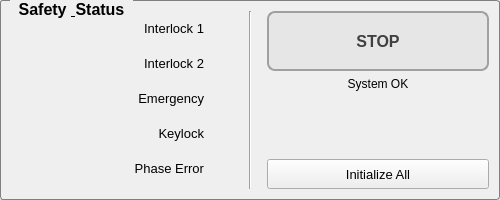
First picture: the form in flag_panel.ui, repository bulkanul/EVO_YFL_1064_GUI_coherent2, before the edit.
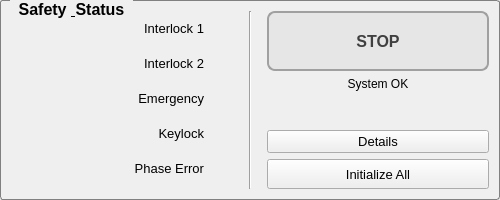
Second picture: the form after the edit. Icons and pictures are not drawn.

Commit message: add alaram_flags to flag_panel

```diff
--- a/flag_panel.ui
+++ b/flag_panel.ui
@@ -63,7 +63,6 @@
       <font>
        <family>Arial</family>
        <pointsize>12</pointsize>
-       <weight>75</weight>
        <bold>true</bold>
       </font>
      </property>
@@ -396,7 +395,38 @@
          </spacer>
         </item>
         <item>
-         <widget class="QPushButton" name="pushButton">
+         <widget class="QWidget" name="w_error_box" native="true">
+          <layout class="QVBoxLayout" name="verticalLayout_error_box">
+           <property name="leftMargin">
+            <number>0</number>
+           </property>
+           <property name="topMargin">
+            <number>0</number>
+           </property>
+           <property name="rightMargin">
+            <number>0</number>
+           </property>
+           <property name="bottomMargin">
+            <number>0</number>
+           </property>
+           <item>
+            <widget class="QPushButton" name="pushButton">
+             <property name="font">
+              <font>
+               <family>Arial</family>
+               <pointsize>10</pointsize>
+              </font>
+             </property>
+             <property name="text">
+              <string>Details</string>
+             </property>
+            </widget>
+           </item>
+          </layout>
+         </widget>
+        </item>
+        <item>
+         <widget class="QPushButton" name="pushButton_init">
           <property name="minimumSize">
            <size>
             <width>0</width>
```
Left out of the diff: 7 changed lines with no effect on the pictures. The commit also changes 2 other files.
